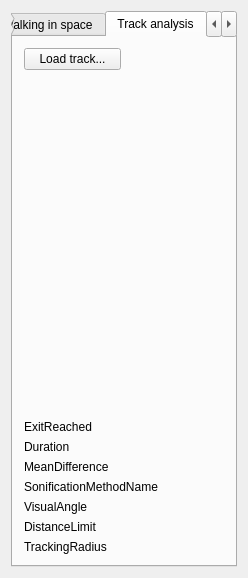
First picture: the form in mainwindow.ui, repository navigatore/imaginote, before the edit.
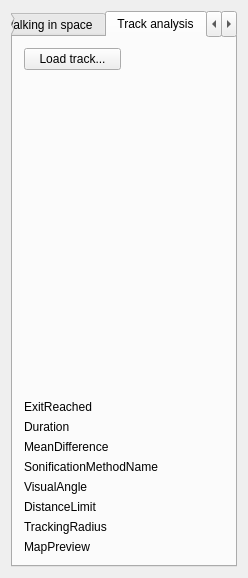
Second picture: the form after the edit. The open tabs and pages were chosen to show the change. Custom widgets are drawn as their Qt base class.

Commit message: Store information about map preview enabled

The edit to the form file:
```diff
--- a/mainwindow.ui
+++ b/mainwindow.ui
@@ -374,6 +374,13 @@
           </property>
          </widget>
         </item>
+        <item>
+         <widget class="QLabel" name="mapPreviewTimeLabel">
+          <property name="text">
+           <string>MapPreview</string>
+          </property>
+         </widget>
+        </item>
        </layout>
       </widget>
       <widget class="QWidget" name="generatorTab">
```
The commit also changes 6 other files.
